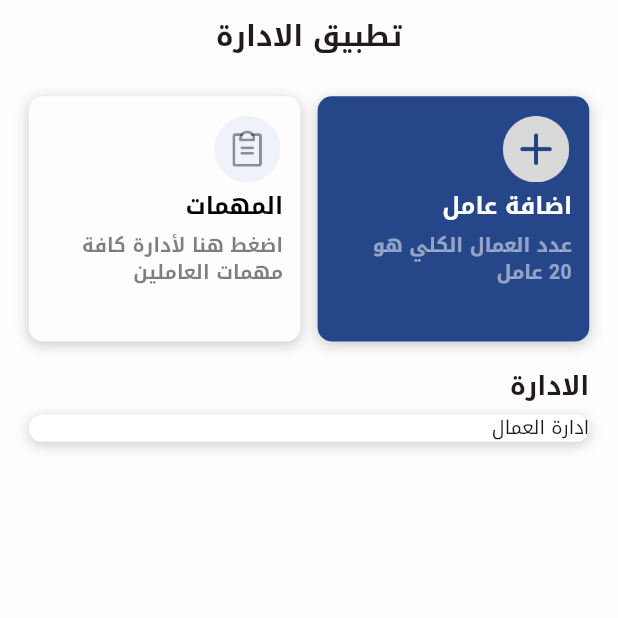
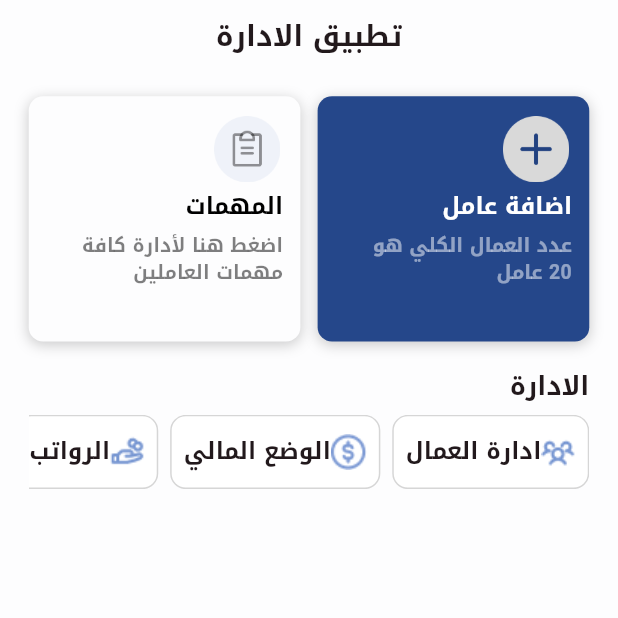
Before and after one commit to SWAone/software_project, a Flutter app: the screen it shows after launch, on a phone screen of 412 x 824 dp, the top half of it. Run offline on Flutter 3.47's test engine with Material 3 defaults, Android fonts, the phone set to English and light mode, and no system bars; our stand-ins replace flutter_screenutil, get, get_storage, hexcolor.

Commit message:
2024/3/8 time 1:01

```diff
--- a/lib/home_page.dart
+++ b/lib/home_page.dart
@@ -2,6 +2,7 @@
 
 import 'package:flutter/material.dart';
 import 'package:flutter/services.dart';
+import 'package:flutter/widgets.dart';
 import 'package:flutter_screenutil/flutter_screenutil.dart';
 import 'package:hexcolor/hexcolor.dart';
 
@@ -51,24 +52,62 @@ class HomePage extends StatelessWidget {
                 style: TextStyle(fontSize: 20.sp, fontWeight: FontWeight.w600),
               ),
             ),
-            Container(
-              decoration: BoxDecoration(
-                  boxShadow: [
-                    BoxShadow(
-                        blurRadius: 7,
-                        color: Colors.black.withOpacity(0.20),
-                        offset: Offset(0, 2))
-                  ],
-                  borderRadius: BorderRadius.circular(10.sp),
-                  color: Colors.white),
+            SingleChildScrollView(
+              scrollDirection: Axis.horizontal,
               child: Row(
-                children: const [Text('ادارة العمال')],
+                children: [
+                  _section(
+                    image: 'assets/home_icon/UsersThree.png',
+                    text: 'ادارة العمال',
+                  ),
+                  SizedBox(width: 8.3.w),
+                  _section(
+                    image: 'assets/home_icon/dollar-coin.png',
+                    text: 'الوضع المالي',
+                  ),
+                  SizedBox(width: 8.3.w),
+                  _section(
+                    image: 'assets/home_icon/HandCoins.png',
+                    text: 'الرواتب',
+                  ),
+                  SizedBox(width: 8.3.w),
+                ],
               ),
-            )
+            ),
           ],
         ),
       ),
     ));
+  }
+
+  Container _section({required image, required text}) {
+    return Container(
+      height: 56.h,
+      decoration: BoxDecoration(
+        border: Border.all(
+          width: 1.04.w,
+          color: Color(0xff000000).withOpacity(0.16),
+        ),
+        borderRadius: BorderRadius.circular(10.4),
+        color: Colors.white,
+      ),
+      child: Padding(
+        padding: const EdgeInsets.all(8.0),
+        child: Row(
+          mainAxisAlignment: MainAxisAlignment.spaceAround,
+          children: [
+            Image.asset(image),
+            Text(
+              text,
+              style: TextStyle(
+                fontSize: 18.sp,
+                fontWeight: FontWeight.w700,
+              ),
+            ),
+          ],
+        ),
+      ),
+    );
   }
 
   Widget _myBox(
--- a/lib/main.dart
+++ b/lib/main.dart
@@ -9,11 +9,11 @@ GetStorage box = GetStorage();
 void main() async {
   WidgetsFlutterBinding.ensureInitialized();
   await GetStorage.init();
-  runApp(MyApp());
+  runApp(const MyApp());
 }
 
 class MyApp extends StatelessWidget {
-  MyApp({super.key});
+  const MyApp({super.key});
 
   @override
   Widget build(BuildContext context) {
@@ -30,10 +30,11 @@ class MyApp extends StatelessWidget {
             debugShowCheckedModeBanner: false,
             builder: (context, child) {
               return MediaQuery(
-                  data: MediaQuery.of(context).copyWith(textScaleFactor: 0.9),
+                  data: MediaQuery.of(context)
+                      .copyWith(textScaler: const TextScaler.linear(0.9)),
                   child: child!);
             },
-            home: HomePage(),
+            home: const HomePage(),
             theme: ThemeData(
                 colorScheme: ColorScheme.fromSeed(seedColor: Colors.black),
                 useMaterial3: true,
```
Also changed, not shown: assets/home_icon/HandCoins.png (added), assets/home_icon/UsersThree.png (added), assets/home_icon/dollar-coin.png (added).
